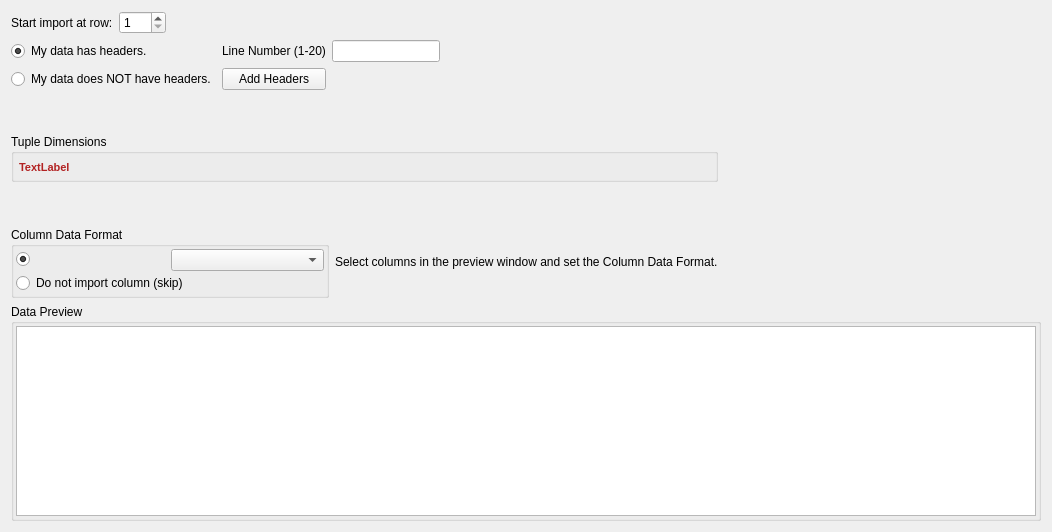
The window that Source/Plugins/IO/Widgets/ImportASCIIDataWizard/UI_Files/DataFormatPage.ui (BlueQuartzSoftware/DREAM3D) describes before a commit, drawn with Qt 5.
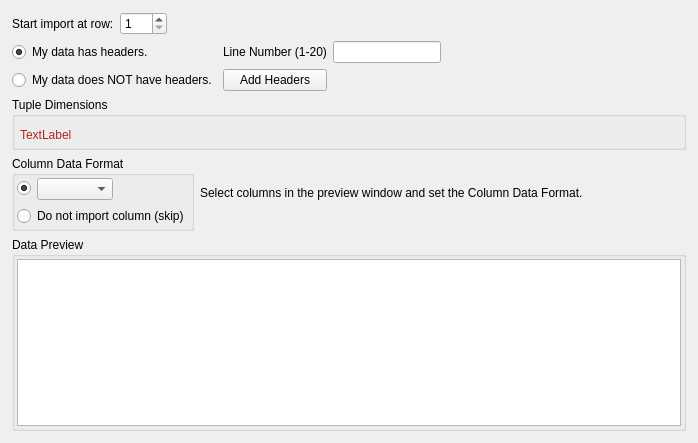
The same window after the commit. Custom widgets are drawn as their Qt base class.

Commit message: Adjusting User interface widgets

```diff
--- a/Source/Plugins/IO/Widgets/ImportASCIIDataWizard/UI_Files/DataFormatPage.ui
+++ b/Source/Plugins/IO/Widgets/ImportASCIIDataWizard/UI_Files/DataFormatPage.ui
@@ -6,161 +6,27 @@
    <rect>
     <x>0</x>
     <y>0</y>
-    <width>1052</width>
-    <height>532</height>
+    <width>698</width>
+    <height>443</height>
    </rect>
   </property>
   <property name="windowTitle">
    <string>WizardPage</string>
   </property>
-  <layout class="QGridLayout" name="gridLayout_4" rowstretch="0,0,0,0,0,0,0,0">
-   <item row="6" column="0">
-    <widget class="QGroupBox" name="columnDataGroupBox">
-     <property name="title">
-      <string>Column Data Format</string>
-     </property>
-     <layout class="QGridLayout" name="gridLayout_2">
-      <property name="leftMargin">
-       <number>2</number>
-      </property>
-      <property name="topMargin">
-       <number>2</number>
-      </property>
-      <property name="rightMargin">
-       <number>2</number>
-      </property>
-      <property name="bottomMargin">
-       <number>2</number>
-      </property>
-      <property name="spacing">
-       <number>2</number>
-      </property>
-      <item row="0" column="0">
-       <widget class="QRadioButton" name="dataTypeRadio">
-        <property name="sizePolicy">
-         <sizepolicy hsizetype="Minimum" vsizetype="Fixed">
-          <horstretch>0</horstretch>
-          <verstretch>0</verstretch>
-         </sizepolicy>
-        </property>
-        <property name="maximumSize">
-         <size>
-          <width>16777215</width>
-          <height>16777215</height>
-         </size>
-        </property>
-        <property name="text">
-         <string/>
-        </property>
-        <property name="checked">
-         <bool>true</bool>
-        </property>
-        <property name="autoRepeat">
-         <bool>false</bool>
-        </property>
-       </widget>
-      </item>
-      <item row="1" column="0" colspan="2">
-       <widget class="QRadioButton" name="skipRadio">
-        <property name="text">
-         <string>Do not import column (skip)</string>
-        </property>
-       </widget>
-      </item>
-      <item row="0" column="1">
-       <widget class="QComboBox" name="dataTypeCB"/>
-      </item>
-     </layout>
-    </widget>
-   </item>
-   <item row="7" column="0" colspan="3">
-    <widget class="QGroupBox" name="groupBox_2">
-     <property name="title">
-      <string>Data Preview</string>
-     </property>
-     <layout class="QGridLayout" name="gridLayout_3">
-      <property name="leftMargin">
-       <number>2</number>
-      </property>
-      <property name="topMargin">
-       <number>2</number>
-      </property>
-      <property name="rightMargin">
-       <number>2</number>
-      </property>
-      <property name="bottomMargin">
-       <number>2</number>
-      </property>
-      <item row="0" column="0">
-       <widget class="QTableView" name="dataView">
-        <property name="styleSheet">
-         <string notr="true">QHeaderView
-{
-	font-weight: bold;
-}</string>
-        </property>
-        <property name="selectionMode">
-         <enum>QAbstractItemView::SingleSelection</enum>
-        </property>
-        <property name="selectionBehavior">
-         <enum>QAbstractItemView::SelectColumns</enum>
-        </property>
-       </widget>
-      </item>
-     </layout>
-    </widget>
-   </item>
-   <item row="4" column="0" colspan="2">
-    <widget class="QGroupBox" name="groupBox">
-     <property name="title">
-      <string>Tuple Dimensions</string>
-     </property>
-     <layout class="QGridLayout" name="gridLayout_5">
-      <property name="leftMargin">
-       <number>5</number>
-      </property>
-      <property name="topMargin">
-       <number>5</number>
-      </property>
-      <property name="rightMargin">
-       <number>5</number>
-      </property>
-      <property name="bottomMargin">
-       <number>5</number>
-      </property>
-      <property name="horizontalSpacing">
-       <number>0</number>
-      </property>
-      <property name="verticalSpacing">
-       <number>2</number>
-      </property>
-      <item row="1" column="0">
-       <widget class="QLabel" name="tupleTableErrLabel">
-        <property name="font">
-         <font>
-          <pointsize>8</pointsize>
-          <weight>75</weight>
-          <bold>true</bold>
-         </font>
-        </property>
-        <property name="styleSheet">
-         <string notr="true">QLabel { color: FireBrick }</string>
-        </property>
-        <property name="text">
-         <string>TextLabel</string>
-        </property>
-        <property name="wordWrap">
-         <bool>true</bool>
-        </property>
-       </widget>
-      </item>
-      <item row="0" column="0">
-       <widget class="TupleTableWidget" name="tupleDimsTable" native="true"/>
-      </item>
-     </layout>
-    </widget>
-   </item>
-   <item row="6" column="1">
+  <layout class="QGridLayout" name="gridLayout_4" rowstretch="0,0,0,0,0,0">
+   <property name="leftMargin">
+    <number>12</number>
+   </property>
+   <property name="topMargin">
+    <number>12</number>
+   </property>
+   <property name="rightMargin">
+    <number>12</number>
+   </property>
+   <property name="bottomMargin">
+    <number>12</number>
+   </property>
+   <item row="4" column="1">
     <widget class="QLabel" name="label">
      <property name="text">
       <string>&lt;html&gt;&lt;head/&gt;&lt;body&gt;&lt;p&gt;Select columns in the preview window and set the Column Data Format.&lt;/p&gt;&lt;/body&gt;&lt;/html&gt;</string>
@@ -169,13 +35,12 @@
    </item>
    <item row="1" column="0" colspan="3">
     <layout class="QGridLayout" name="gridLayout">
-     <item row="2" column="0" colspan="2">
-      <widget class="QRadioButton" name="doesNotHaveHeadersRadio">
-       <property name="text">
-        <string>My data does NOT have headers.</string>
-       </property>
-      </widget>
-     </item>
+     <property name="bottomMargin">
+      <number>0</number>
+     </property>
+     <property name="spacing">
+      <number>6</number>
+     </property>
      <item row="0" column="3" colspan="2">
       <widget class="QLineEdit" name="headersIndexLineEdit">
        <property name="text">
@@ -209,26 +74,6 @@
        </property>
       </widget>
      </item>
-     <item row="2" column="2">
-      <widget class="QPushButton" name="addHeadersBtn">
-       <property name="text">
-        <string>Add Headers</string>
-       </property>
-      </widget>
-     </item>
-     <item row="2" column="3" colspan="3">
-      <spacer name="horizontalSpacer">
-       <property name="orientation">
-        <enum>Qt::Horizontal</enum>
-       </property>
-       <property name="sizeHint" stdset="0">
-        <size>
-         <width>40</width>
-         <height>20</height>
-        </size>
-       </property>
-      </spacer>
-     </item>
      <item row="0" column="0" colspan="2">
       <widget class="QRadioButton" name="hasHeadersRadio">
        <property name="text">
@@ -239,6 +84,33 @@
        </property>
       </widget>
      </item>
+     <item row="1" column="0" colspan="2">
+      <widget class="QRadioButton" name="doesNotHaveHeadersRadio">
+       <property name="text">
+        <string>My data does NOT have headers.</string>
+       </property>
+      </widget>
+     </item>
+     <item row="1" column="3" colspan="3">
+      <spacer name="horizontalSpacer">
+       <property name="orientation">
+        <enum>Qt::Horizontal</enum>
+       </property>
+       <property name="sizeHint" stdset="0">
+        <size>
+         <width>40</width>
+         <height>20</height>
+        </size>
+       </property>
+      </spacer>
+     </item>
+     <item row="1" column="2">
+      <widget class="QPushButton" name="addHeadersBtn">
+       <property name="text">
+        <string>Add Headers</string>
+       </property>
+      </widget>
+     </item>
     </layout>
    </item>
    <item row="0" column="0" colspan="3">
@@ -275,31 +147,181 @@
      </item>
     </layout>
    </item>
-   <item row="2" column="0" colspan="3">
-    <spacer name="verticalSpacer">
-     <property name="orientation">
-      <enum>Qt::Vertical</enum>
-     </property>
-     <property name="sizeHint" stdset="0">
-      <size>
-       <width>20</width>
-       <height>40</height>
-      </size>
-     </property>
-    </spacer>
-   </item>
    <item row="5" column="0" colspan="3">
-    <spacer name="verticalSpacer_2">
-     <property name="orientation">
-      <enum>Qt::Vertical</enum>
+    <widget class="QGroupBox" name="groupBox_2">
+     <property name="title">
+      <string>Data Preview</string>
      </property>
-     <property name="sizeHint" stdset="0">
+     <layout class="QGridLayout" name="gridLayout_3">
+      <property name="leftMargin">
+       <number>2</number>
+      </property>
+      <property name="topMargin">
+       <number>2</number>
+      </property>
+      <property name="rightMargin">
+       <number>2</number>
+      </property>
+      <property name="bottomMargin">
+       <number>2</number>
+      </property>
+      <item row="0" column="0">
+       <widget class="QTableView" name="dataView">
+        <property name="styleSheet">
+         <string notr="true">QHeaderView
+{
+	font-weight: bold;
+}</string>
+        </property>
+        <property name="selectionMode">
+         <enum>QAbstractItemView::SingleSelection</enum>
+        </property>
+        <property name="selectionBehavior">
+         <enum>QAbstractItemView::SelectColumns</enum>
+        </property>
+       </widget>
+      </item>
+     </layout>
+    </widget>
+   </item>
+   <item row="4" column="0">
+    <widget class="QGroupBox" name="columnDataGroupBox">
+     <property name="title">
+      <string>Column Data Format</string>
+     </property>
+     <layout class="QGridLayout" name="gridLayout_2">
+      <property name="leftMargin">
+       <number>2</number>
+      </property>
+      <property name="topMargin">
+       <number>2</number>
+      </property>
+      <property name="rightMargin">
+       <number>2</number>
+      </property>
+      <property name="bottomMargin">
+       <number>2</number>
+      </property>
+      <property name="spacing">
+       <number>6</number>
+      </property>
+      <item row="2" column="0" colspan="2">
+       <widget class="QRadioButton" name="skipRadio">
+        <property name="text">
+         <string>Do not import column (skip)</string>
+        </property>
+       </widget>
+      </item>
+      <item row="0" column="0" colspan="2">
+       <layout class="QHBoxLayout" name="horizontalLayout_2">
+        <property name="topMargin">
+         <number>0</number>
+        </property>
+        <item>
+         <widget class="QRadioButton" name="dataTypeRadio">
+          <property name="sizePolicy">
+           <sizepolicy hsizetype="Preferred" vsizetype="Fixed">
+            <horstretch>0</horstretch>
+            <verstretch>0</verstretch>
+           </sizepolicy>
+          </property>
+          <property name="maximumSize">
+           <size>
+            <width>16777215</width>
+            <height>16777215</height>
+           </size>
+          </property>
+          <property name="text">
+           <string/>
+          </property>
+          <property name="checked">
+           <bool>true</bool>
+          </property>
+          <property name="autoRepeat">
+           <bool>false</bool>
+          </property>
+         </widget>
+        </item>
+        <item>
+         <widget class="QComboBox" name="dataTypeCB">
+          <property name="sizePolicy">
+           <sizepolicy hsizetype="Expanding" vsizetype="Fixed">
+            <horstretch>0</horstretch>
+            <verstretch>0</verstretch>
+           </sizepolicy>
+          </property>
+         </widget>
+        </item>
+        <item>
+         <spacer name="horizontalSpacer_3">
+          <property name="orientation">
+           <enum>Qt::Horizontal</enum>
+          </property>
+          <property name="sizeHint" stdset="0">
+           <size>
+            <width>40</width>
+            <height>20</height>
+           </size>
+          </property>
+         </spacer>
+        </item>
+       </layout>
+      </item>
+     </layout>
+    </widget>
+   </item>
+   <item row="3" column="0" colspan="3">
+    <widget class="QGroupBox" name="groupBox">
+     <property name="maximumSize">
       <size>
-       <width>20</width>
-       <height>40</height>
+       <width>16777215</width>
+       <height>175</height>
       </size>
      </property>
-    </spacer>
+     <property name="title">
+      <string>Tuple Dimensions</string>
+     </property>
+     <layout class="QGridLayout" name="gridLayout_5">
+      <property name="leftMargin">
+       <number>5</number>
+      </property>
+      <property name="topMargin">
+       <number>5</number>
+      </property>
+      <property name="rightMargin">
+       <number>5</number>
+      </property>
+      <property name="bottomMargin">
+       <number>5</number>
+      </property>
+      <property name="spacing">
+       <number>-1</number>
+      </property>
+      <item row="1" column="0">
+       <widget class="QLabel" name="tupleTableErrLabel">
+        <property name="styleSheet">
+         <string notr="true">QLabel { color: FireBrick }</string>
+        </property>
+        <property name="text">
+         <string>TextLabel</string>
+        </property>
+        <property name="wordWrap">
+         <bool>true</bool>
+        </property>
+       </widget>
+      </item>
+      <item row="0" column="0">
+       <widget class="TupleTableWidget" name="tupleDimsTable" native="true">
+        <property name="maximumSize">
+         <size>
+          <width>16777215</width>
+          <height>100</height>
+         </size>
+        </property>
+       </widget>
+      </item>
+     </layout>
+    </widget>
    </item>
   </layout>
  </widget>
```
The commit also changes 1 other file.
